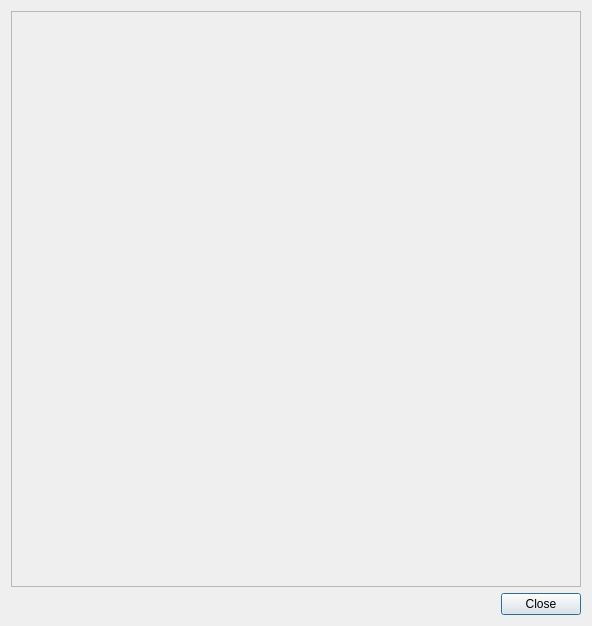
This is kerningTestDialog.ui in turgu1/IBMFFontEditor as Qt 5 draws it before an edit. The edited form follows.
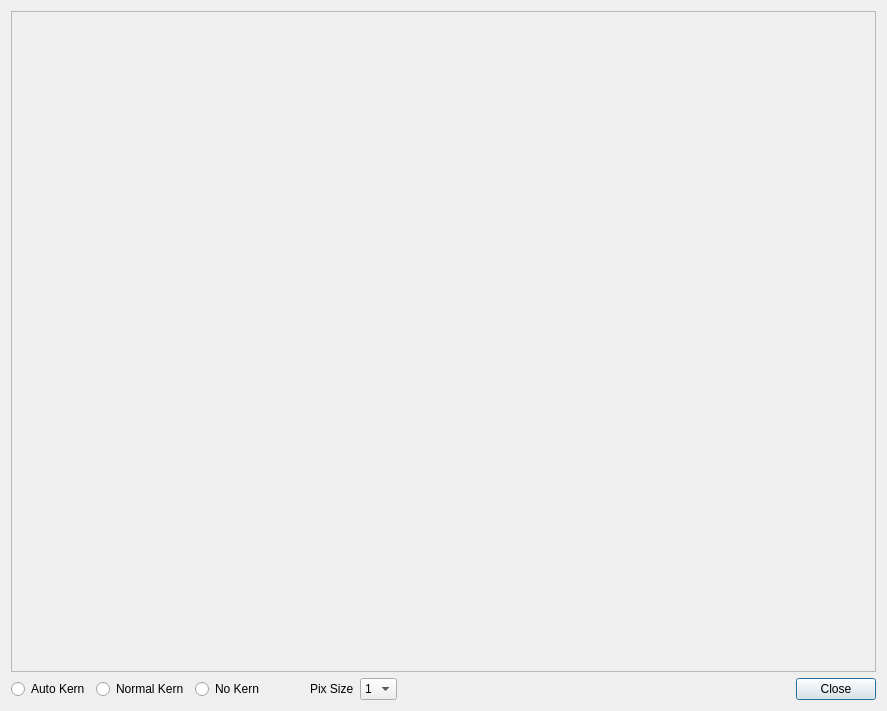
This is the edited form.

Commit message: TTF Kerning retrieval, Kerning test dialog completed

The edit to the form file:
```diff
--- a/kerningTestDialog.ui
+++ b/kerningTestDialog.ui
@@ -6,8 +6,8 @@
    <rect>
     <x>0</x>
     <y>0</y>
-    <width>592</width>
-    <height>626</height>
+    <width>887</width>
+    <height>711</height>
    </rect>
   </property>
   <property name="windowTitle">
@@ -32,6 +32,79 @@
    </item>
    <item>
     <layout class="QHBoxLayout" name="horizontalLayout">
+     <item>
+      <widget class="QRadioButton" name="autoKernRadio">
+       <property name="text">
+        <string>Auto Kern</string>
+       </property>
+      </widget>
+     </item>
+     <item>
+      <widget class="QRadioButton" name="normalKernRadio">
+       <property name="text">
+        <string>Normal Kern</string>
+       </property>
+      </widget>
+     </item>
+     <item>
+      <widget class="QRadioButton" name="noKernRadio">
+       <property name="text">
+        <string>No Kern</string>
+       </property>
+      </widget>
+     </item>
+     <item>
+      <spacer name="horizontalSpacer_2">
+       <property name="orientation">
+        <enum>Qt::Horizontal</enum>
+       </property>
+       <property name="sizeType">
+        <enum>QSizePolicy::Fixed</enum>
+       </property>
+       <property name="sizeHint" stdset="0">
+        <size>
+         <width>40</width>
+         <height>20</height>
+        </size>
+       </property>
+      </spacer>
+     </item>
+     <item>
+      <widget class="QLabel" name="label">
+       <property name="text">
+        <string>Pix Size</string>
+       </property>
+      </widget>
+     </item>
+     <item>
+      <widget class="QComboBox" name="pixelSizeCombo">
+       <item>
+        <property name="text">
+         <string>1</string>
+        </property>
+       </item>
+       <item>
+        <property name="text">
+         <string>2</string>
+        </property>
+       </item>
+       <item>
+        <property name="text">
+         <string>3</string>
+        </property>
+       </item>
+       <item>
+        <property name="text">
+         <string>4</string>
+        </property>
+       </item>
+       <item>
+        <property name="text">
+         <string>5</string>
+        </property>
+       </item>
+      </widget>
+     </item>
      <item>
       <spacer name="horizontalSpacer">
        <property name="orientation">
```
The commit also changes 14 other files.
